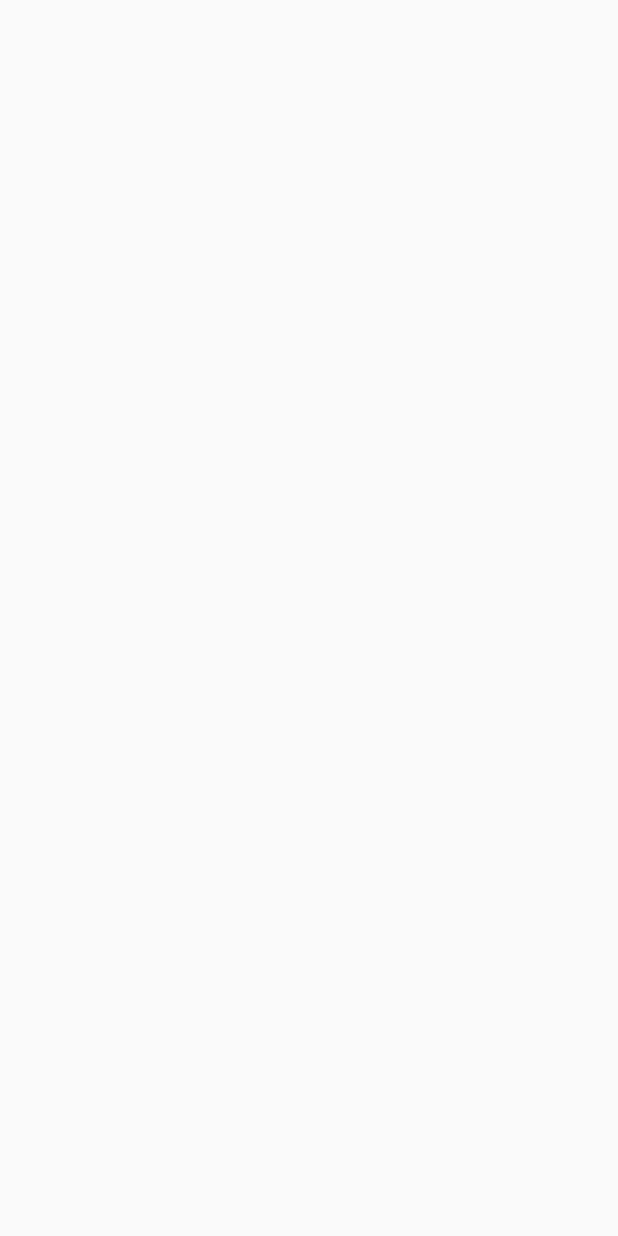
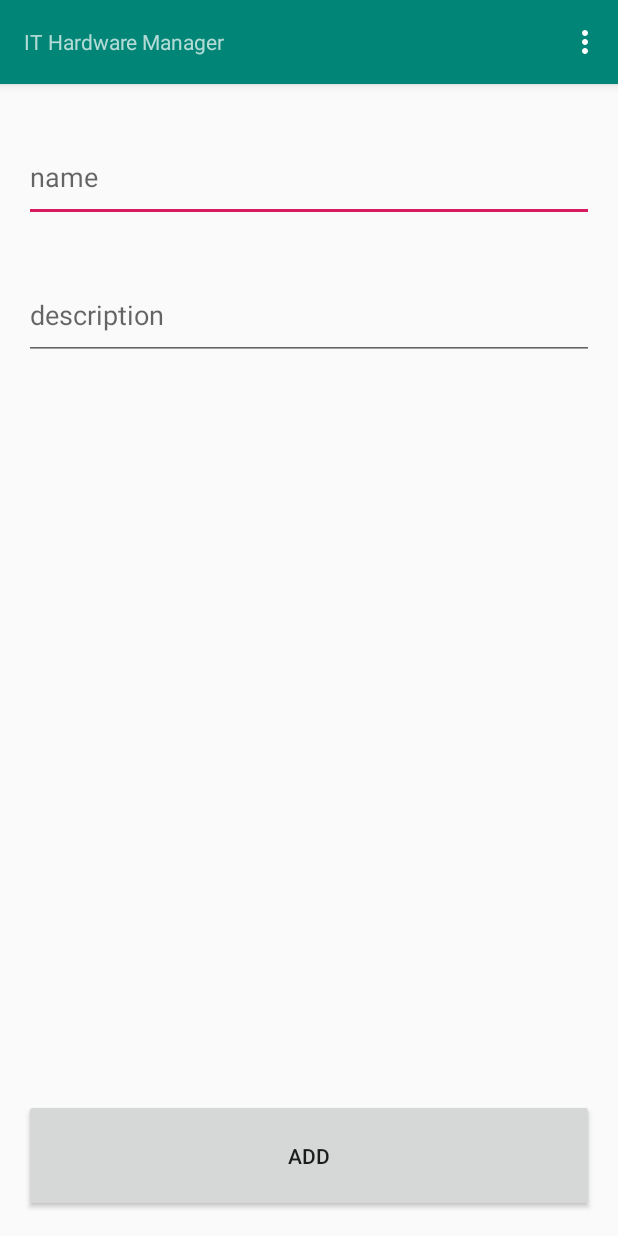
Before and after one commit to LarsWiegers/android-app-it-hardware-manager, an Android app: the AddRoomActivity screen opened directly, with no data from a screen before it, on a phone screen of 412 x 824 dp. Before the commit the screen is empty. Run offline under Robolectric (Android 15) with nearby library versions, the phone set to English and light mode, and no system bars.

Commit message:
First version with working storage and room adding

```diff
--- a/app/build.gradle
+++ b/app/build.gradle
@@ -16,6 +16,10 @@ android {
             proguardFiles getDefaultProguardFile('proguard-android-optimize.txt'), 'proguard-rules.pro'
         }
     }
+    compileOptions {
+        sourceCompatibility = '1.8'
+        targetCompatibility = '1.8'
+    }
 }
 
 dependencies {
--- a/app/src/main/java/com/example/ithardwaremanager/Rooms/AddRoomActivity.java
+++ b/app/src/main/java/com/example/ithardwaremanager/Rooms/AddRoomActivity.java
@@ -1,7 +1,31 @@
 package com.example.ithardwaremanager.Rooms;
 
+import android.content.Intent;
+import android.os.Bundle;
+import android.support.v7.widget.Toolbar;
+import android.view.View;
+import android.widget.TextView;
+
 import com.example.ithardwaremanager.BaseActivity;
+import com.example.ithardwaremanager.MainActivity;
+import com.example.ithardwaremanager.R;
 
 public class AddRoomActivity extends BaseActivity {
 
+    @Override
+    protected void onCreate(Bundle savedInstanceState) {
+        super.onCreate(savedInstanceState);
+        setContentView(R.layout.add_room_activity);
+        Toolbar toolbar = findViewById(R.id.toolbar);
+        setSupportActionBar(toolbar);
+
+    }
+
+    public void onClickAddButton(View view) {
+        Intent intent = new Intent(AddRoomActivity.this, MainActivity.class);
+        TextView nameField = findViewById(R.id.name);
+        String name = nameField.getText().toString();
+        intent.putExtra("newRoom", new Room(name));
+        startActivity(intent);
+    }
 }
--- /dev/null
+++ b/app/src/main/res/layout-finger/add_room_activity.xml
@@ -0,0 +1,93 @@
+<?xml version="1.0" encoding="utf-8"?>
+<android.support.design.widget.CoordinatorLayout xmlns:android="http://schemas.android.com/apk/res/android"
+    xmlns:app="http://schemas.android.com/apk/res-auto"
+    xmlns:tools="http://schemas.android.com/tools"
+    android:id="@+id/coordinatorLayout"
+    android:layout_width="match_parent"
+    android:layout_height="match_parent"
+    tools:context=".Rooms.AddRoomActivity">
+
+    <android.support.design.widget.AppBarLayout
+        android:layout_width="match_parent"
+        android:layout_height="wrap_content"
+        android:theme="@style/AppTheme.AppBarOverlay">
+
+        <android.support.v7.widget.Toolbar
+            android:id="@+id/toolbar"
+            android:layout_width="match_parent"
+            android:layout_height="?attr/actionBarSize"
+            android:background="?attr/colorPrimary"
+            app:popupTheme="@style/AppTheme.PopupOverlay">
+
+            <TextView
+                android:id="@+id/textView2"
+                android:layout_width="match_parent"
+                android:layout_height="wrap_content"
+                android:text="IT Hardware Manager"
+                app:layout_constraintEnd_toEndOf="parent"
+                app:layout_constraintStart_toStartOf="parent" />
+        </android.support.v7.widget.Toolbar>
+
+    </android.support.design.widget.AppBarLayout>
+
+    <android.support.constraint.ConstraintLayout
+        android:layout_width="match_parent"
+        android:layout_height="match_parent"
+        android:minHeight="400dp"
+        app:layout_behavior="@string/appbar_scrolling_view_behavior"
+        tools:context=".Rooms.AddRoomActivity"
+        tools:showIn="@layout/activity_main">
+
+        <EditText
+            android:id="@+id/name"
+            android:layout_width="0dp"
+            android:layout_height="60dp"
+            android:layout_marginStart="16dp"
+            android:layout_marginTop="32dp"
+            android:layout_marginEnd="16dp"
+            android:ems="10"
+            android:hint="name"
+            android:inputType="textPersonName"
+            app:layout_constraintEnd_toEndOf="parent"
+            app:layout_constraintStart_toStartOf="parent"
+            app:layout_constraintTop_toTopOf="parent" />
+
+        <EditText
+            android:id="@+id/description"
+            android:layout_width="0dp"
+            android:layout_height="60dp"
+            android:layout_marginStart="16dp"
+            android:layout_marginTop="32dp"
+            android:layout_marginEnd="16dp"
+            android:ems="10"
+            android:hint="description"
+            android:inputType="textPersonName"
+            app:layout_constraintEnd_toEndOf="parent"
+            app:layout_constraintHorizontal_bias="1.0"
+            app:layout_constraintStart_toStartOf="parent"
+            app:layout_constraintTop_toBottomOf="@+id/name" />
+
+        <LinearLayout
+            android:layout_width="0dp"
+            android:layout_height="75dp"
+            android:layout_marginStart="16dp"
+            android:layout_marginEnd="16dp"
+            android:layout_marginBottom="16dp"
+            android:orientation="horizontal"
+            app:layout_constraintBottom_toBottomOf="parent"
+            app:layout_constraintEnd_toEndOf="parent"
+            app:layout_constraintStart_toStartOf="parent">
+
+            <Button
+                android:id="@+id/addButton"
+                android:layout_width="match_parent"
+                android:layout_height="match_parent"
+                android:layout_weight="1"
+                android:onClick="onClickAddButton"
+                android:text="ADD" />
+
+        </LinearLayout>
+
+    </android.support.constraint.ConstraintLayout>
+
+</android.support.design.widget.CoordinatorLayout>
```
Also changed, not shown: app/src/main/java/com/example/ithardwaremanager/MainActivity.java (+70 -16 lines), app/src/main/java/com/example/ithardwaremanager/Rooms/Room.java (+16 -1 lines), app/src/main/java/com/example/ithardwaremanager/Rooms/RoomAdapter.java (+7 -3 lines), app/src/main/java/com/example/ithardwaremanager/storage/StorageManager.java (added, +81 -0 lines).
